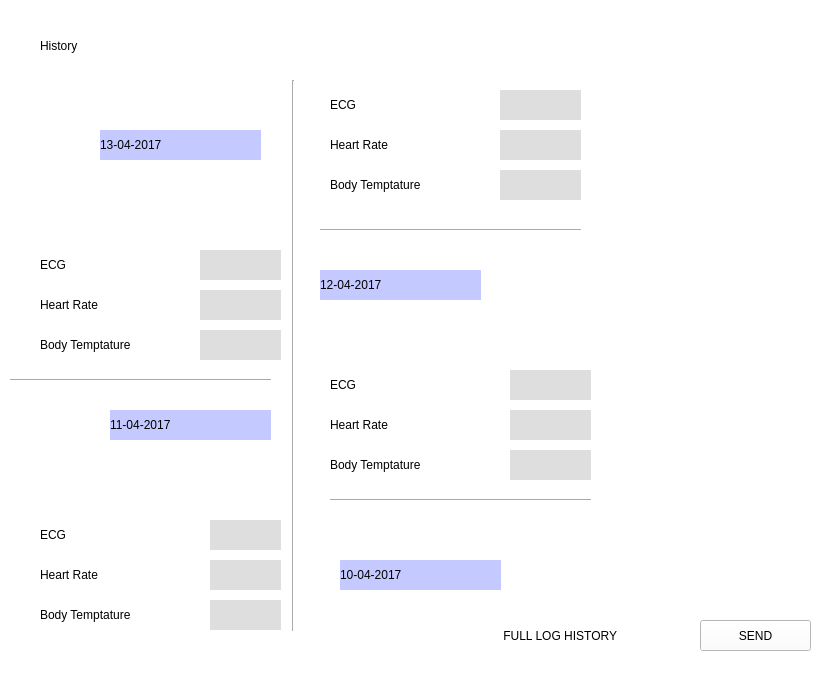
First picture: the form in GUI/history_page.ui, repository deveshbajaj/c2c, before the edit.
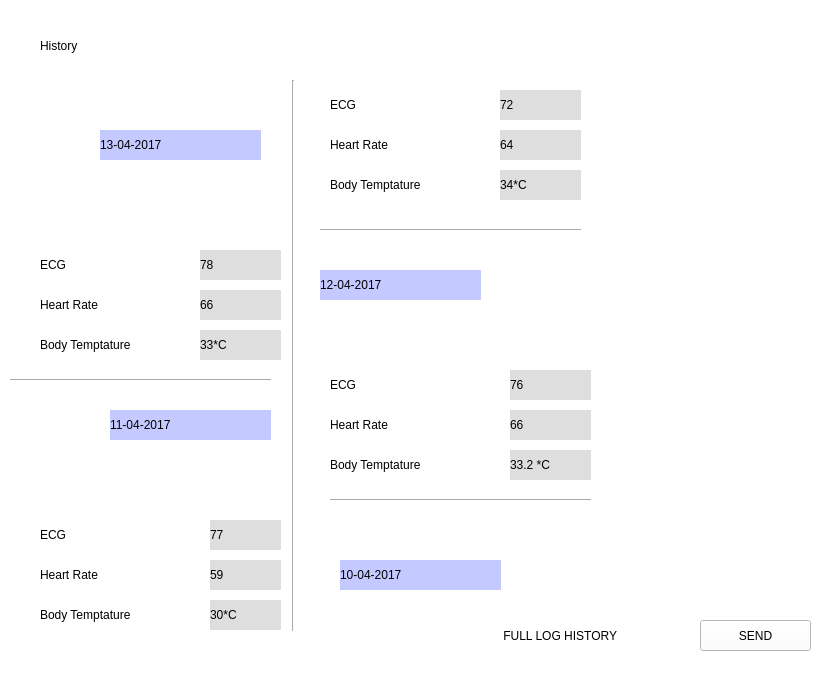
Second picture: the form after the edit. Icons and pictures are not drawn.

The edit to the form file:
```diff
--- a/GUI/history_page.ui
+++ b/GUI/history_page.ui
@@ -321,7 +321,7 @@
 background-color: rgb(222, 222, 222);</string>
     </property>
     <property name="text">
-     <string/>
+     <string>77</string>
     </property>
    </widget>
    <widget class="QLabel" name="label_19">
@@ -338,7 +338,7 @@
 background-color: rgb(222, 222, 222);</string>
     </property>
     <property name="text">
-     <string/>
+     <string>30*C</string>
     </property>
    </widget>
    <widget class="QLabel" name="label_20">
@@ -355,7 +355,7 @@
 background-color: rgb(222, 222, 222);</string>
     </property>
     <property name="text">
-     <string/>
+     <string>59</string>
     </property>
    </widget>
    <widget class="QLabel" name="label_21">
@@ -372,7 +372,7 @@
 background-color: rgb(222, 222, 222);font: 16pt &quot;Segoe UI Emoji&quot;;</string>
     </property>
     <property name="text">
-     <string/>
+     <string>33.2 *C</string>
     </property>
    </widget>
    <widget class="QLabel" name="label_22">
@@ -389,7 +389,7 @@
 background-color: rgb(222, 222, 222);font: 16pt &quot;Segoe UI Emoji&quot;;</string>
     </property>
     <property name="text">
-     <string/>
+     <string>66</string>
     </property>
    </widget>
    <widget class="QLabel" name="label_23">
@@ -406,7 +406,7 @@
 background-color: rgb(222, 222, 222);font: 16pt &quot;Segoe UI Emoji&quot;;</string>
     </property>
     <property name="text">
-     <string/>
+     <string>76</string>
     </property>
    </widget>
    <widget class="QLabel" name="label_24">
@@ -423,7 +423,7 @@
 background-color: rgb(222, 222, 222);font: 16pt &quot;Segoe UI Emoji&quot;;</string>
     </property>
     <property name="text">
-     <string/>
+     <string>33*C</string>
     </property>
    </widget>
    <widget class="QLabel" name="label_25">
@@ -440,7 +440,7 @@
 background-color: rgb(222, 222, 222);font: 16pt &quot;Segoe UI Emoji&quot;;</string>
     </property>
     <property name="text">
-     <string/>
+     <string>66</string>
     </property>
    </widget>
    <widget class="QLabel" name="label_26">
@@ -457,7 +457,7 @@
 background-color: rgb(222, 222, 222);font: 16pt &quot;Segoe UI Emoji&quot;;</string>
     </property>
     <property name="text">
-     <string/>
+     <string>78</string>
     </property>
    </widget>
    <widget class="QLabel" name="label_27">
@@ -474,7 +474,7 @@
 background-color: rgb(222, 222, 222);font: 16pt &quot;Segoe UI Emoji&quot;;</string>
     </property>
     <property name="text">
-     <string/>
+     <string>34*C</string>
     </property>
    </widget>
    <widget class="QLabel" name="label_28">
@@ -491,7 +491,7 @@
 background-color: rgb(222, 222, 222);font: 16pt &quot;Segoe UI Emoji&quot;;</string>
     </property>
     <property name="text">
-     <string/>
+     <string>64</string>
     </property>
    </widget>
    <widget class="QLabel" name="label_29">
@@ -508,7 +508,7 @@
 background-color: rgb(222, 222, 222);</string>
     </property>
     <property name="text">
-     <string/>
+     <string>72</string>
     </property>
    </widget>
    <widget class="Line" name="line_2">
```
